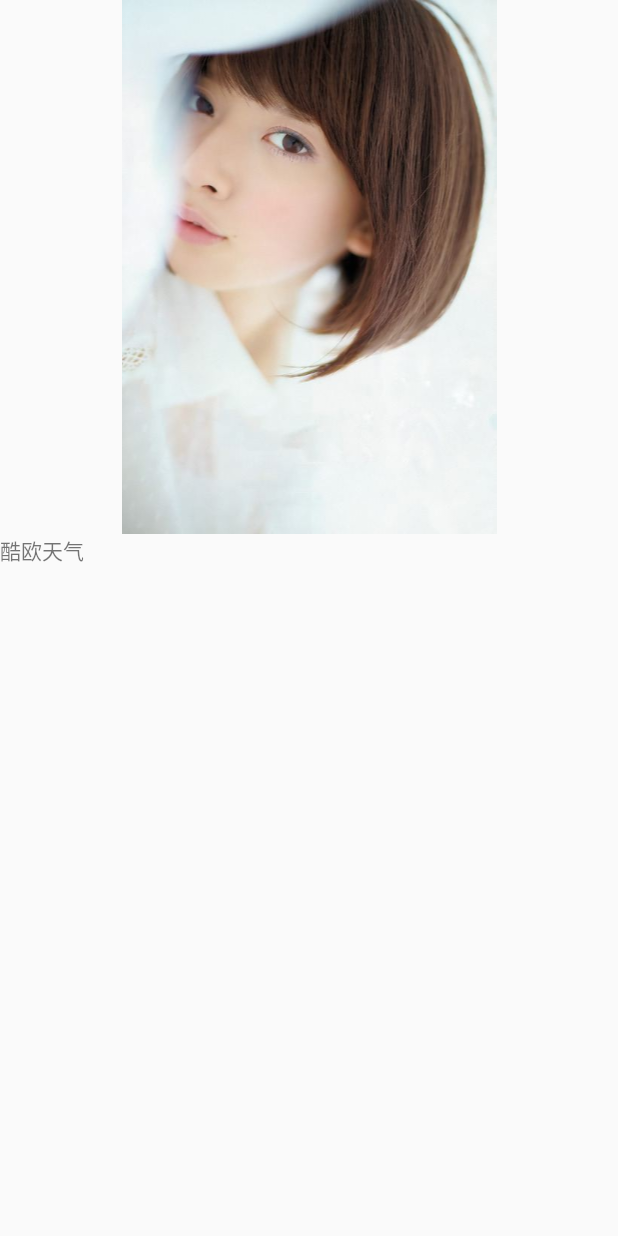
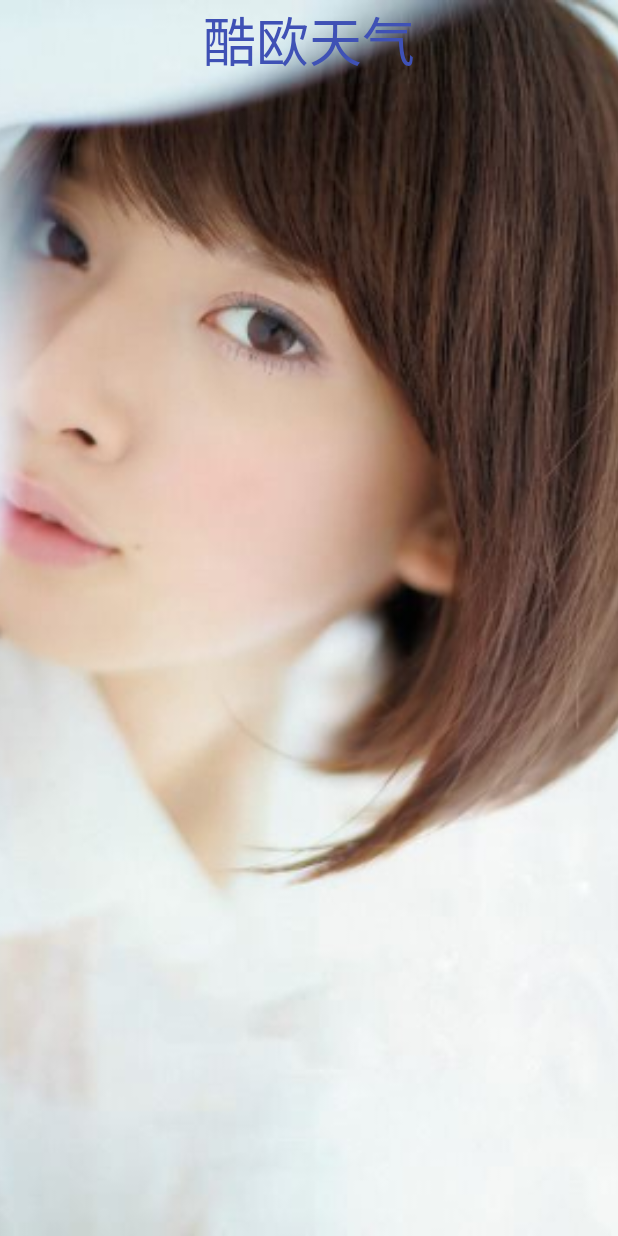
Before and after one commit to Icarours/FirstCode, an Android app: the screen it shows after launch (MainActivity), on a phone screen of 412 x 824 dp. Run offline under Robolectric (Android 15) with nearby library versions, the phone set to English and light mode, and no system bars; pictures from the network do not load.

Commit message:
1.swipeRefreshLayout下拉刷新 2.设置天气预报的背景图片(okHttp,Glide)

```diff
--- a/app/src/main/res/menu/menu_main.xml
+++ b/app/src/main/res/menu/menu_main.xml
@@ -15,4 +15,9 @@
           android:showAsAction="ifRoom"
           android:title="@string/item_serializable"
     />
+    <item android:id="@+id/item_refresh"
+          android:icon="@mipmap/mm1"
+          android:showAsAction="ifRoom"
+          android:title="@string/item_refresh"
+    />
 </menu>
--- a/app/src/main/res/values/strings.xml
+++ b/app/src/main/res/values/strings.xml
@@ -34,4 +34,5 @@
     <string name="btn_intent_service">intent_service</string>
     <string name="btn_intent_activity">intent_activity</string>
     <string name="btn_intent_receiver">intent_receiver</string>
+    <string name="item_refresh">刷新</string>
 </resources>
--- a/bdl1/src/main/res/layout/activity_main2.xml
+++ b/bdl1/src/main/res/layout/activity_main2.xml
@@ -6,7 +6,7 @@
     android:layout_width="match_parent"
     android:layout_height="match_parent"
     tools:context="com.syl.bdl1.activity.Main2Activity">
-<ImageView android:layout_width="match_parent"
-           android:src="@mipmap/mm2"
-           android:layout_height="wrap_content"/>
+    <ImageView android:layout_width="match_parent"
+               android:layout_height="wrap_content"
+               android:src="@mipmap/mm2"/>
 </android.support.constraint.ConstraintLayout>
--- a/bdl1/src/main/res/values/styles.xml
+++ b/bdl1/src/main/res/values/styles.xml
@@ -15,4 +15,8 @@
         <item name="colorPrimaryDark">@color/colorPrimaryDark</item>
         <item name="colorAccent">@color/colorAccent</item>
     </style>
+    <style name="Fullscreen" parent="Theme.AppCompat.NoActionBar">
+        <!--将Activity的Theme设置成全屏-->
+        <item name="android:windowFullscreen">true</item>
+    </style>
 </resources>
--- a/weatherforecast/src/main/java/com/syl/weatherforecast/MainActivity.java
+++ b/weatherforecast/src/main/java/com/syl/weatherforecast/MainActivity.java
@@ -1,17 +1,36 @@
 package com.syl.weatherforecast;
 
+import android.content.SharedPreferences;
 import android.graphics.Color;
 import android.os.Build;
+import android.os.Bundle;
+import android.preference.PreferenceManager;
+import android.support.v4.app.FragmentManager;
+import android.support.v4.app.FragmentTransaction;
 import android.support.v7.app.AppCompatActivity;
-import android.os.Bundle;
 import android.view.View;
+import android.widget.ImageView;
+
+import com.bumptech.glide.Glide;
+import com.syl.weatherforecast.fragment.ContentFragment;
+
+import java.io.IOException;
+
+import okhttp3.Call;
+import okhttp3.Callback;
+import okhttp3.OkHttpClient;
+import okhttp3.Request;
+import okhttp3.Response;
 
 public class MainActivity extends AppCompatActivity {
+
+    private static final String TAG = MainActivity.class.getSimpleName();
+    private ImageView mIvContent;
 
     @Override
     protected void onCreate(Bundle savedInstanceState) {
         super.onCreate(savedInstanceState);
-        //让通知栏的背景和APP的背景融为一体
+//        //让通知栏的背景和APP的背景融为一体
         if (Build.VERSION.SDK_INT >= 21) {
             View decorView = getWindow().getDecorView();
             decorView.setSystemUiVisibility(View.SYSTEM_UI_FLAG_LAYOUT_FULLSCREEN
@@ -19,5 +38,76 @@ public class MainActivity extends AppCompatActivity {
             getWindow().setStatusBarColor(Color.TRANSPARENT);
         }
         setContentView(R.layout.activity_main);
+
+        initView();
+    }
+
+    private void initView() {
+        updatePic();
+        mIvContent = (ImageView) findViewById(R.id.iv_content);
+//        FrameLayout flContent = (FrameLayout) findViewById(R.id.fl_content);
+        FragmentManager fragmentManager = getSupportFragmentManager();
+        FragmentTransaction transaction = fragmentManager.beginTransaction();
+        transaction.replace(R.id.fl_content, new ContentFragment());
+        transaction.commit();
+    }
+
+    private void updatePic() {
+        final SharedPreferences preferences = PreferenceManager.getDefaultSharedPreferences(this);
+        String picUrl = "http://guolin.tech/api/bing_pic";
+        OkHttpClient client = new OkHttpClient();
+        Request request = new Request.Builder()
+                .url(picUrl)
+                .build();
+        client.newCall(request).enqueue(new Callback() {
+            @Override
+            public void onFailure(Call call, IOException e) {
+
+            }
+
+            @Override
+            public void onResponse(Call call, Response response) throws IOException {
+                final String mPicUrl2 = response.body().string();
+                SharedPreferences.Editor edit = preferences.edit();
+                edit.putString("mPicUrl", mPicUrl2);
+                edit.apply();
+                runOnUiThread(new Runnable() {
+                    @Override
+                    public void run() {
+                        Glide.with(MainActivity.this).load(mPicUrl2).into(mIvContent);
+                    }
+                });
+            }
+        });
+//        String mPicUrl = preferences.getString("mPicUrl", null);
+//        if (mPicUrl != null) {
+//            Glide.with(this).load(mPicUrl).into(mIvContent);
+//        } else {
+//            loadPic(picUrl);
+//        }
+    }
+
+    private void loadPic(final String picUrl) {
+        OkHttpClient okHttpClient = new OkHttpClient();
+        Request request = new Request.Builder()
+                .url(picUrl)
+                .build();
+        okHttpClient.newCall(request).enqueue(new Callback() {
+            @Override
+            public void onFailure(Call call, IOException e) {
+
+            }
+
+            @Override
+            public void onResponse(Call call, Response response) throws IOException {
+                final String pic = response.body().string();
+                runOnUiThread(new Runnable() {
+                    @Override
+                    public void run() {
+                        Glide.with(MainActivity.this).load(pic).into(mIvContent);
+                    }
+                });
+            }
+        });
     }
 }
--- /dev/null
+++ b/weatherforecast/src/main/java/com/syl/weatherforecast/fragment/ContentFragment.java
@@ -0,0 +1,43 @@
+package com.syl.weatherforecast.fragment;
+
+import android.os.Bundle;
+import android.support.annotation.Nullable;
+import android.support.v4.app.Fragment;
+import android.view.LayoutInflater;
+import android.view.View;
+import android.view.ViewGroup;
+
+import com.syl.weatherforecast.R;
+import com.syl.weatherforecast.utils.LogUtil;
+
+/**
+ * Created by Bright on 2017/6/22.
+ *
+ * @Describe 天气预报的具体内容
+ * @Called
+ */
+
+public class ContentFragment extends Fragment {
+    public static final String TAG = ContentFragment.class.getSimpleName();
+    private View mRootView;
+
+    @Override
+    public void onCreate(@Nullable Bundle savedInstanceState) {
+        LogUtil.d(TAG, "onCreate");
+        super.onCreate(savedInstanceState);
+    }
+
+    @Nullable
+    @Override
+    public View onCreateView(LayoutInflater inflater, @Nullable ViewGroup container, @Nullable Bundle savedInstanceState) {
+        LogUtil.d(TAG, "onCreateView");
+        mRootView = inflater.inflate(R.layout.fragment_content, container, false);
+        return mRootView;
+    }
+
+    @Override
+    public void onActivityCreated(@Nullable Bundle savedInstanceState) {
+        LogUtil.d(TAG, "onActivityCreated");
+        super.onActivityCreated(savedInstanceState);
+    }
+}
--- a/weatherforecast/src/main/res/layout/activity_main.xml
+++ b/weatherforecast/src/main/res/layout/activity_main.xml
@@ -1,13 +1,17 @@
 <?xml version="1.0" encoding="utf-8"?>
-<LinearLayout
+<FrameLayout
     xmlns:android="http://schemas.android.com/apk/res/android"
     android:layout_width="match_parent"
-    android:orientation="vertical"
-    android:layout_height="match_parent">
-    <ImageView android:layout_width="match_parent"
-               android:src="@mipmap/mm2"
-               android:layout_height="wrap_content"/>
-    <TextView android:layout_width="match_parent"
-              android:layout_height="wrap_content"
-              android:text="@string/app_name"/>
-</LinearLayout>
+    android:layout_height="match_parent"
+    android:orientation="vertical">
+
+    <ImageView android:id="@+id/iv_content"
+               android:scaleType="centerCrop"
+               android:layout_width="match_parent"
+               android:layout_height="match_parent"
+               android:src="@mipmap/mm2"/>
+
+    <FrameLayout android:id="@+id/fl_content"
+                 android:layout_width="match_parent"
+                 android:layout_height="match_parent"/>
+</FrameLayout>
--- /dev/null
+++ b/weatherforecast/src/main/res/layout/fragment_content.xml
@@ -0,0 +1,13 @@
+<?xml version="1.0" encoding="utf-8"?>
+<LinearLayout xmlns:android="http://schemas.android.com/apk/res/android"
+              android:layout_width="match_parent"
+              android:layout_height="match_parent"
+              android:orientation="vertical">
+    <TextView android:layout_width="wrap_content"
+              android:layout_height="wrap_content"
+              android:gravity="center"
+              android:textSize="35sp"
+              android:textColor="@color/colorPrimary"
+              android:layout_gravity="center"
+              android:text="@string/app_name"/>
+</LinearLayout>
--- a/weatherforecast/src/main/res/values/styles.xml
+++ b/weatherforecast/src/main/res/values/styles.xml
@@ -7,4 +7,8 @@
         <item name="colorPrimaryDark">@color/colorPrimaryDark</item>
         <item name="colorAccent">@color/colorAccent</item>
     </style>
+    <style name="MyFullscreen" parent="Theme.AppCompat.NoActionBar">
+        <!--将Activity的Theme设置成全屏-->
+        <item name="android:windowFullscreen">true</item>
+    </style>
 </resources>
```
Also changed, not shown: app/src/main/AndroidManifest.xml (+7 -3 lines), app/src/main/java/com/syl/firstcode/MainActivity.java (+12 -0 lines), app/src/main/java/com/syl/firstcode/activity/NavigationActivity.java (+6 -1 lines), app/src/main/java/com/syl/firstcode/activity/RefreshActivity.java (added, +116 -0 lines), app/src/main/res/layout/activity_refresh.xml (added, +17 -0 lines), app/src/main/res/layout/lv_item.xml (added, +11 -0 lines), bdl1/src/main/AndroidManifest.xml (+8 -1 lines), weatherforecast/src/main/AndroidManifest.xml (+9 -2 lines), weatherforecast/src/main/java/com/syl/weatherforecast/config/Constant.java (added, +13 -0 lines), weatherforecast/src/main/java/com/syl/weatherforecast/utils/LogUtil.java (added, +53 -0 lines).
